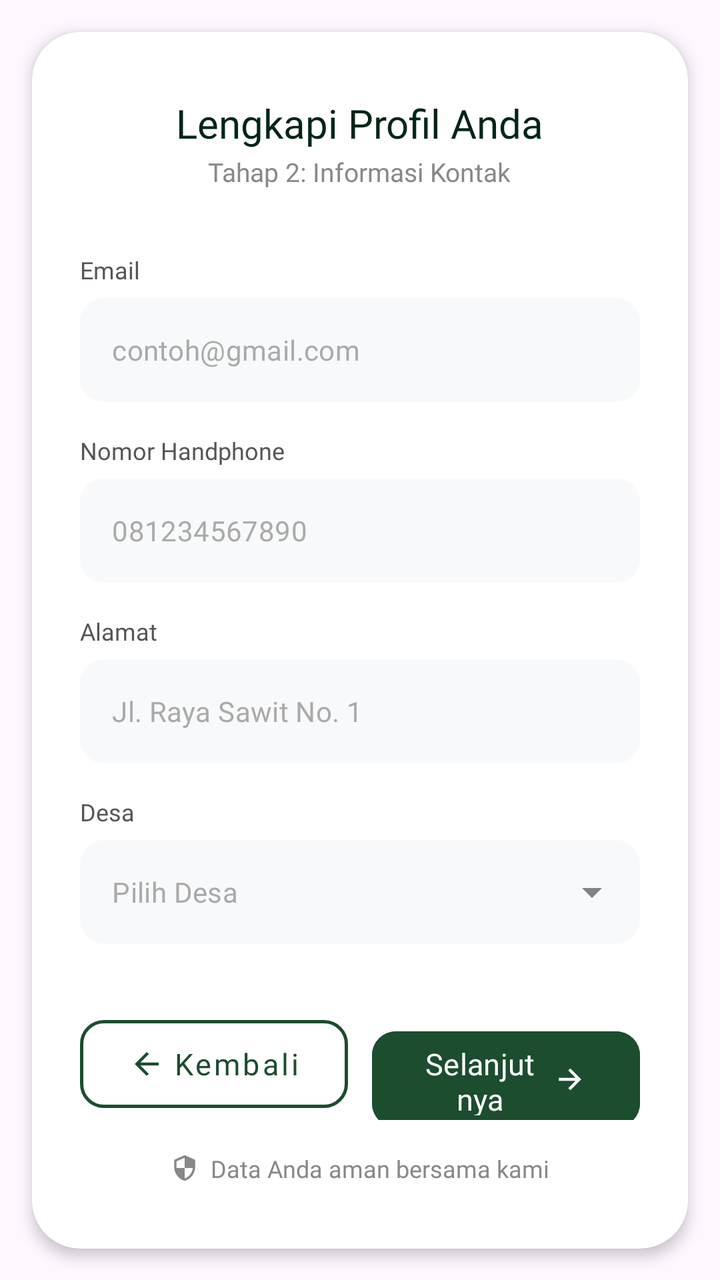
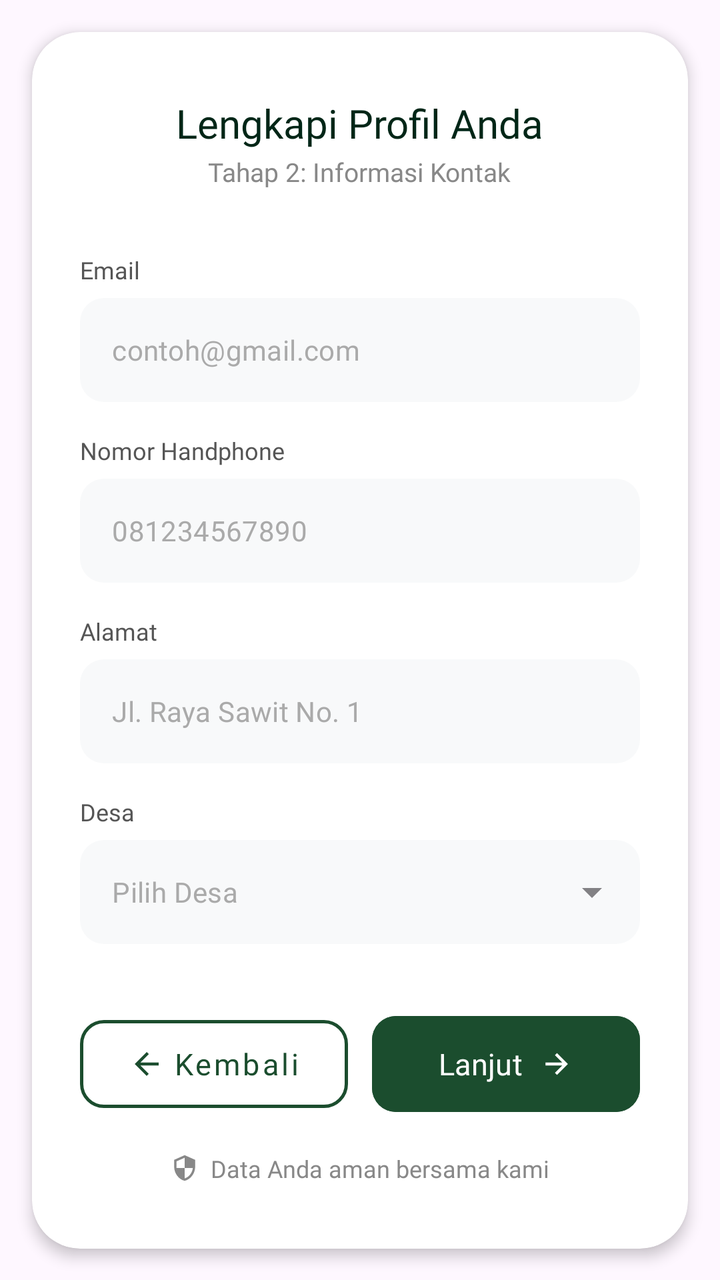

The first picture is an Android layout as it rendered before a commit; the second is the same layout after the commit. The layout source and the unified diff follow.
<!-- AndroidManifest.xml: application theme Theme.Notasawit -->
<!-- res/layout/fragment_data_diri2.xml -->
<?xml version="1.0" encoding="utf-8"?>
<androidx.core.widget.NestedScrollView xmlns:android="http://schemas.android.com/apk/res/android"
    xmlns:app="http://schemas.android.com/apk/res-auto"
    xmlns:tools="http://schemas.android.com/tools"
    android:id="@+id/scrollView"
    android:layout_width="match_parent"
    android:layout_height="match_parent"
    android:fillViewport="true"
    android:fitsSystemWindows="true"
    tools:context=".Autentikasi.Daftar.DataDiri.DataDiri2Fragment">

    <androidx.cardview.widget.CardView
        android:layout_width="match_parent"
        android:layout_height="wrap_content"
        android:layout_margin="16dp"
        app:cardCornerRadius="24dp"
        app:cardElevation="4dp"
        app:cardBackgroundColor="#FFFFFF">

        <androidx.constraintlayout.widget.ConstraintLayout
            android:layout_width="match_parent"
            android:layout_height="wrap_content"
            android:paddingHorizontal="24dp"
            android:paddingVertical="32dp">

            <LinearLayout
                android:id="@+id/form_header"
                android:layout_width="match_parent"
                android:layout_height="wrap_content"
                android:orientation="vertical"
                android:gravity="center"
                app:layout_constraintEnd_toEndOf="parent"
                app:layout_constraintStart_toStartOf="parent"
                app:layout_constraintTop_toTopOf="parent">

                <TextView
                    android:layout_width="wrap_content"
                    android:layout_height="wrap_content"
                    android:fontFamily="@font/poppins_medium"
                    android:text="Lengkapi Profil Anda"
                    android:textColor="#002617"
                    android:textSize="20sp" />

                <TextView
                    android:layout_width="wrap_content"
                    android:layout_height="wrap_content"
                    android:fontFamily="@font/poppins_regular"
                    android:text="Tahap 2: Informasi Kontak"
                    android:textColor="#888888"
                    android:textSize="13sp"
                    android:layout_marginTop="2dp" />
            </LinearLayout>

            
            <TextView
                android:id="@+id/tvLabelEmail"
                android:layout_width="wrap_content"
                android:layout_height="wrap_content"
                android:layout_marginTop="32dp"
                android:text="Email"
                android:textColor="#555555"
                android:fontFamily="@font/poppins_regular"
                android:textSize="12sp"
                app:layout_constraintStart_toStartOf="parent"
                app:layout_constraintTop_toBottomOf="@+id/form_header" />

            <com.google.android.material.textfield.TextInputLayout
                android:id="@+id/EmailLayout"
                style="@style/Widget.MaterialComponents.TextInputLayout.FilledBox"
                android:layout_width="match_parent"
                android:layout_height="wrap_content"
                android:layout_marginTop="6dp"
                app:boxBackgroundColor="#F8F9FA"
                app:boxStrokeWidth="0dp"
                app:boxStrokeWidthFocused="0dp"
                app:boxCornerRadiusTopStart="12dp"
                app:boxCornerRadiusTopEnd="12dp"
                app:boxCornerRadiusBottomStart="12dp"
                app:boxCornerRadiusBottomEnd="12dp"
                app:hintEnabled="false"
                app:layout_constraintTop_toBottomOf="@+id/tvLabelEmail">

                <com.google.android.material.textfield.TextInputEditText
                    android:id="@+id/etEmail"
                    android:layout_width="match_parent"
                    android:layout_height="52dp"
                    android:paddingVertical="0dp"
                    android:paddingHorizontal="16dp"
                    android:hint="contoh@gmail.com"
                    android:textColorHint="#AAAAAA"
                    android:inputType="textEmailAddress"
                    android:fontFamily="@font/poppins_regular"
                    android:textSize="14sp"
                    android:textColor="#002617" />
            </com.google.android.material.textfield.TextInputLayout>

            
            <TextView
                android:id="@+id/tvLabelNomorHandphone"
                android:layout_width="wrap_content"
                android:layout_height="wrap_content"
                android:layout_marginTop="16dp"
                android:text="Nomor Handphone"
                android:textColor="#555555"
                android:fontFamily="@font/poppins_regular"
                android:textSize="12sp"
                app:layout_constraintStart_toStartOf="parent"
                app:layout_constraintTop_toBottomOf="@+id/EmailLayout" />

            <com.google.android.material.textfield.TextInputLayout
                android:id="@+id/NomorHandphoneLayout"
                style="@style/Widget.MaterialComponents.TextInputLayout.FilledBox"
                android:layout_width="match_parent"
                android:layout_height="wrap_content"
                android:layout_marginTop="6dp"
                app:boxBackgroundColor="#F8F9FA"
                app:boxStrokeWidth="0dp"
                app:boxStrokeWidthFocused="0dp"
                app:boxCornerRadiusTopStart="12dp"
                app:boxCornerRadiusTopEnd="12dp"
                app:boxCornerRadiusBottomStart="12dp"
                app:boxCornerRadiusBottomEnd="12dp"
                app:hintEnabled="false"
                app:layout_constraintTop_toBottomOf="@+id/tvLabelNomorHandphone">

                <com.google.android.material.textfield.TextInputEditText
                    android:id="@+id/etNomorHandphone"
                    android:layout_width="match_parent"
                    android:layout_height="52dp"
                    android:paddingVertical="0dp"
                    android:paddingHorizontal="16dp"
                    android:hint="081234567890"
                    android:textColorHint="#AAAAAA"
                    android:inputType="phone"
                    android:fontFamily="@font/poppins_regular"
                    android:textSize="14sp"
                    android:textColor="#002617" />
            </com.google.android.material.textfield.TextInputLayout>

            
            <TextView
                android:id="@+id/tvLabelAlamat"
                android:layout_width="wrap_content"
                android:layout_height="wrap_content"
                android:layout_marginTop="16dp"
                android:text="Alamat"
                android:textColor="#555555"
                android:fontFamily="@font/poppins_regular"
                android:textSize="12sp"
                app:layout_constraintStart_toStartOf="parent"
                app:layout_constraintTop_toBottomOf="@+id/NomorHandphoneLayout" />

            <com.google.android.material.textfield.TextInputLayout
                android:id="@+id/AlamatLayout"
                style="@style/Widget.MaterialComponents.TextInputLayout.FilledBox"
                android:layout_width="match_parent"
                android:layout_height="wrap_content"
                android:layout_marginTop="6dp"
                app:boxBackgroundColor="#F8F9FA"
                app:boxStrokeWidth="0dp"
                app:boxStrokeWidthFocused="0dp"
                app:boxCornerRadiusTopStart="12dp"
                app:boxCornerRadiusTopEnd="12dp"
                app:boxCornerRadiusBottomStart="12dp"
                app:boxCornerRadiusBottomEnd="12dp"
                app:hintEnabled="false"
                app:layout_constraintTop_toBottomOf="@+id/tvLabelAlamat">

                <com.google.android.material.textfield.TextInputEditText
                    android:id="@+id/etAlamat"
                    android:layout_width="match_parent"
                    android:layout_height="52dp"
                    android:paddingVertical="0dp"
                    android:paddingHorizontal="16dp"
                    android:hint="Jl. Raya Sawit No. 1"
                    android:textColorHint="#AAAAAA"
                    android:inputType="textPostalAddress"
                    android:fontFamily="@font/poppins_regular"
                    android:textSize="14sp"
                    android:textColor="#002617" />
            </com.google.android.material.textfield.TextInputLayout>

            
            <TextView
                android:id="@+id/tvLabelDesa"
                android:layout_width="wrap_content"
                android:layout_height="wrap_content"
                android:layout_marginTop="16dp"
                android:text="Desa"
                android:textColor="#555555"
                android:fontFamily="@font/poppins_regular"
                android:textSize="12sp"
                app:layout_constraintStart_toStartOf="parent"
                app:layout_constraintTop_toBottomOf="@+id/AlamatLayout" />

            <com.google.android.material.textfield.TextInputLayout
                android:id="@+id/DesaLayout"
                style="@style/Widget.MaterialComponents.TextInputLayout.FilledBox.ExposedDropdownMenu"
                android:layout_width="match_parent"
                android:layout_height="wrap_content"
                android:layout_marginTop="6dp"
                app:boxBackgroundColor="#F8F9FA"
                app:boxStrokeWidth="0dp"
                app:boxStrokeWidthFocused="0dp"
                app:boxCornerRadiusTopStart="12dp"
                app:boxCornerRadiusTopEnd="12dp"
                app:boxCornerRadiusBottomStart="12dp"
                app:boxCornerRadiusBottomEnd="12dp"
                app:hintEnabled="false"
                app:layout_constraintTop_toBottomOf="@+id/tvLabelDesa">

                <AutoCompleteTextView
                    android:id="@+id/etDesa"
                    android:layout_width="match_parent"
                    android:layout_height="52dp"
                    android:paddingVertical="0dp"
                    android:paddingHorizontal="16dp"
                    android:hint="Pilih Desa"
                    android:textColorHint="#AAAAAA"
                    android:inputType="none"
                    android:fontFamily="@font/poppins_regular"
                    android:textSize="14sp"
                    android:textColor="#002617"/>
            </com.google.android.material.textfield.TextInputLayout>

            <LinearLayout
                android:id="@+id/layoutActionButtons"
                android:layout_width="match_parent"
                android:layout_height="wrap_content"
                android:orientation="horizontal"
                android:layout_marginTop="32dp"
                android:layout_marginBottom="16dp"
                app:layout_constraintTop_toBottomOf="@+id/DesaLayout"
                app:layout_constraintStart_toStartOf="parent"
                app:layout_constraintEnd_toEndOf="parent">

                <com.google.android.material.button.MaterialButton
                    android:id="@+id/btnBack"
                    style="@style/Widget.MaterialComponents.Button.OutlinedButton"
                    android:layout_width="0dp"
                    android:layout_height="56dp"
                    android:layout_weight="1"
                    android:layout_marginEnd="6dp"
                    android:text="Kembali"
                    android:textAllCaps="false"
                    android:fontFamily="@font/poppins_semibold"
                    android:textColor="#1B4D2E"
                    android:textSize="15sp"
                    app:cornerRadius="12dp"
                    app:strokeColor="#1B4D2E"
                    app:strokeWidth="1.5dp"
                    app:icon="@drawable/ic_arrow_back"
                    app:iconGravity="textStart"
                    app:iconTint="#1B4D2E" />

                <com.google.android.material.button.MaterialButton
                    android:id="@+id/btnNext"
                    android:layout_width="0dp"
                    android:layout_height="56dp"
                    android:layout_weight="1"
                    android:layout_marginStart="6dp"
                    android:backgroundTint="#1B4D2E"
                    android:text="Selanjutnya"
                    android:textAllCaps="false"
                    android:fontFamily="@font/poppins_semibold"
                    android:textColor="#FFFFFF"
                    android:textSize="15sp"
                    app:cornerRadius="12dp"
                    app:icon="@drawable/ic_arrow_right"
                    app:iconGravity="textEnd"
                    app:iconTint="#FFFFFF" />
            </LinearLayout>

            <LinearLayout
                android:id="@+id/tvSecure"
                android:layout_width="match_parent"
                android:layout_height="wrap_content"
                android:gravity="center"
                android:orientation="horizontal"
                android:layout_marginTop="16dp"
                app:layout_constraintTop_toBottomOf="@+id/layoutActionButtons">
                <ImageView
                    android:layout_width="14dp"
                    android:layout_height="14dp"
                    android:src="@drawable/ic_shield"
                    app:tint="#888888" />
                <TextView
                    android:layout_width="wrap_content"
                    android:layout_height="wrap_content"
                    android:layout_marginStart="6dp"
                    android:text="Data Anda aman bersama kami"
                    android:fontFamily="@font/poppins_regular"
                    android:textSize="12sp"
                    android:textColor="#888888" />
            </LinearLayout>

        </androidx.constraintlayout.widget.ConstraintLayout>
    </androidx.cardview.widget.CardView>
</androidx.core.widget.NestedScrollView>
<!-- resources referenced by this layout -->
<resources>
  <!-- drawable ic_arrow_back (drawable) -->
  <vector xmlns:android="http://schemas.android.com/apk/res/android"
      android:width="24dp"
      android:height="24dp"
      android:viewportWidth="24.0"
      android:viewportHeight="24.0"
      android:autoMirrored="true">
      <path
          android:fillColor="#FF000000"
          android:pathData="M20,11H7.83l5.59,-5.59L12,4l-8,8 8,8 1.41,-1.41L7.83,13H20v-2z"/>
  </vector>
  <!-- drawable ic_arrow_right (drawable) -->
  <vector xmlns:android="http://schemas.android.com/apk/res/android"
      android:width="24dp"
      android:height="24dp"
      android:viewportWidth="24.0"
      android:viewportHeight="24.0">
      <path
          android:fillColor="#FF000000"
          android:pathData="M5,13l11.17,0l-4.88,4.88l1.41,1.41l7.3,-7.29l-7.3,-7.29l-1.41,1.41l4.88,4.88l-11.17,0z"/>
  </vector>
  <!-- drawable ic_shield (drawable) -->
  <vector xmlns:android="http://schemas.android.com/apk/res/android"
      android:width="24dp"
      android:height="24dp"
      android:viewportWidth="24.0"
      android:viewportHeight="24.0">
      <path
          android:fillColor="#FF000000"
          android:pathData="M12,1L3,5v6c0,5.55 3.84,10.74 9,12c5.16,-1.26 9,-6.45 9,-12V5L12,1zM12,11.99h7c-0.53,4.12 -3.28,7.79 -7,8.94V12H5V6.3l7,-3.11V11.99z"/>
  </vector>
  <style name="Theme.Notasawit" parent="Base.Theme.Notasawit" />
  <style name="Base.Theme.Notasawit" parent="Theme.Material3.Light.NoActionBar">
          
          <item name="colorPrimary">@color/primary</item>
          <item name="colorSecondary">@color/secondary</item>
          <item name="colorTertiary">@color/tertiary</item>
          <item name="android:statusBarColor">@color/white</item>
          <item name="android:windowLightStatusBar">true</item>
          
          <item name="elevationOverlayEnabled">false</item>
          <item name="colorSurface">@color/white</item>
          
          <item name="colorControlNormal">@color/tertiary</item>
          <item name="colorControlActivated">@color/primary</item>
      </style>
  <color name="primary">#1B4D2E</color>
  <color name="secondary">#D4AF37</color>
  <color name="tertiary">#002617</color>
  <color name="white">#FFFFFFFF</color>
</resources>

<!-- the commit's change to res/layout/fragment_data_diri2.xml (unified diff, before → after) -->
@@ -260,7 +260,7 @@
                     android:layout_weight="1"
                     android:layout_marginStart="6dp"
                     android:backgroundTint="#1B4D2E"
-                    android:text="Selanjutnya"
+                    android:text="Lanjut"
                     android:textAllCaps="false"
                     android:fontFamily="@font/poppins_semibold"
                     android:textColor="#FFFFFF"
